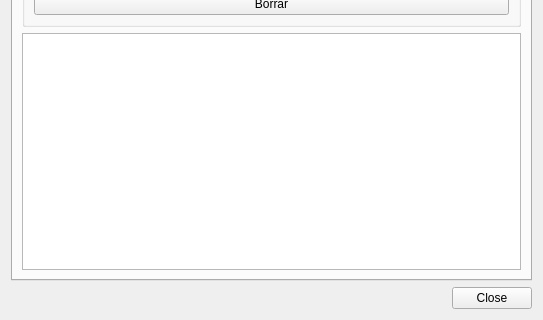
Qt form ui/resources_management.ui (Giswater/giswater_qgis_plugin) before a commit; both pictures show x 0 to 543 and y 166 to 486 of the 543 by 486 pixel window.
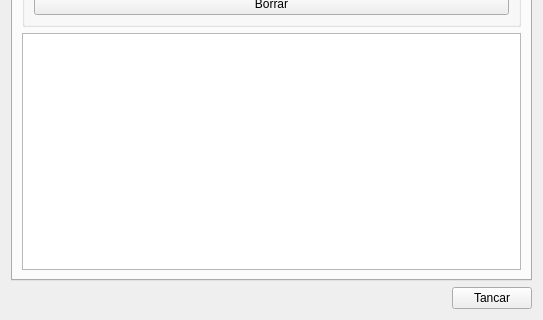
The same form after that commit.

Commit message: Minor translation on some forms

What changed in the file:
```diff
--- a/ui/resources_management.ui
+++ b/ui/resources_management.ui
@@ -134,7 +134,7 @@
      <item>
       <widget class="QPushButton" name="btn_close">
        <property name="text">
-        <string>Close</string>
+        <string>Tancar</string>
        </property>
       </widget>
      </item>
```
The commit also changes 3 other files.
